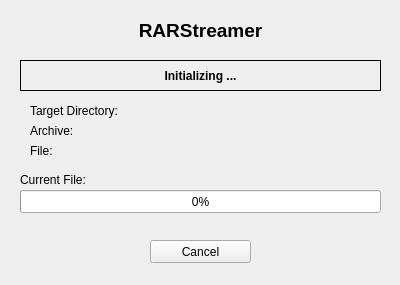
This is src/MainWindow.ui in Finomnis/RARStreamer as Qt 5 draws it before an edit. The edited form follows.
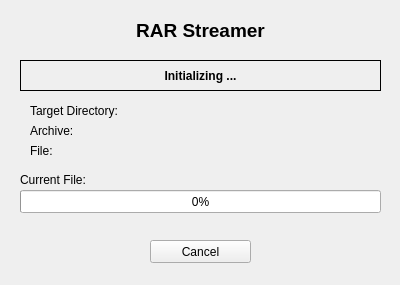
This is the edited form. Icons and pictures are not drawn.

Commit message: changed RARStreamer to RAR Streamer, added automatic version

```diff
--- a/src/MainWindow.ui
+++ b/src/MainWindow.ui
@@ -117,7 +117,7 @@
      </font>
     </property>
     <property name="text">
-     <string>RARStreamer</string>
+     <string>RAR Streamer</string>
     </property>
     <property name="alignment">
      <set>Qt::AlignCenter</set>
```
Left out of the diff: 6 changed lines with no effect on the pictures. The commit also changes 2 other files.
